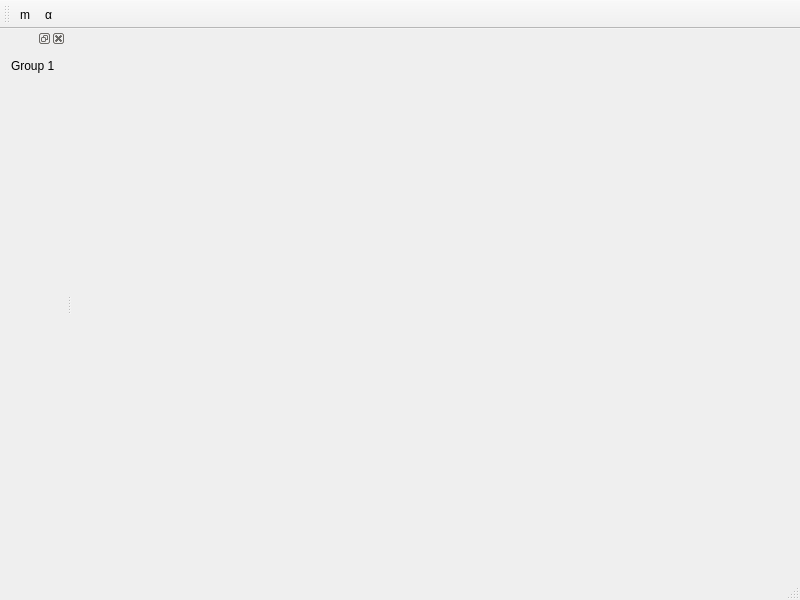
chili-epfl/cowriter-letters-extractor, file letterswindow.ui: the form before one commit.
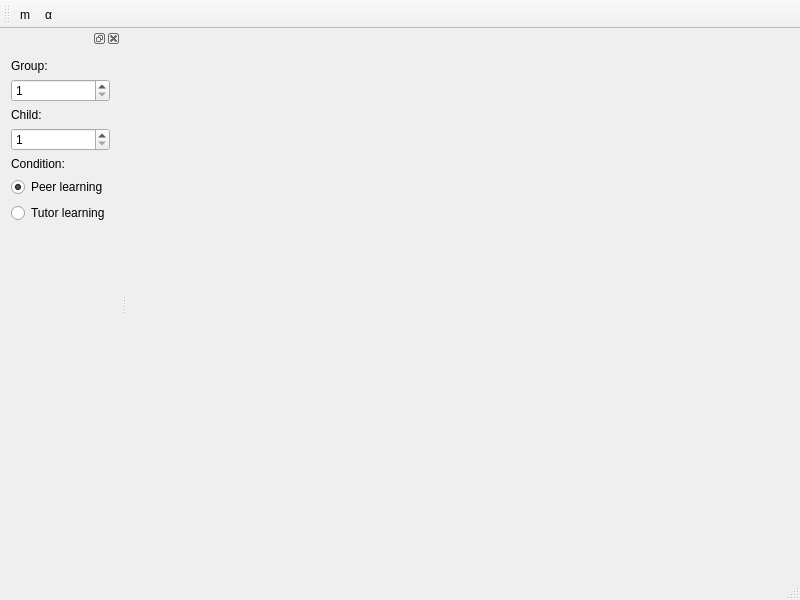
The form after the commit.

Commit message: Added spin boxes for groups and children

The edit to the form file:
```diff
--- a/letterswindow.ui
+++ b/letterswindow.ui
@@ -48,10 +48,61 @@
      <item>
       <widget class="QLabel" name="label">
        <property name="text">
-        <string>Group 1</string>
+        <string>Group:</string>
        </property>
       </widget>
      </item>
+     <item>
+      <widget class="QSpinBox" name="group">
+       <property name="minimum">
+        <number>1</number>
+       </property>
+      </widget>
+     </item>
+     <item>
+      <widget class="QLabel" name="label_2">
+       <property name="text">
+        <string>Child:</string>
+       </property>
+      </widget>
+     </item>
+     <item>
+      <widget class="QSpinBox" name="child">
+       <property name="minimum">
+        <number>1</number>
+       </property>
+      </widget>
+     </item>
+     <item>
+      <widget class="QLabel" name="label_3">
+       <property name="text">
+        <string>Condition:</string>
+       </property>
+      </widget>
+     </item>
+     <item>
+      <widget class="QRadioButton" name="radioButton">
+       <property name="text">
+        <string>Peer learning</string>
+       </property>
+       <property name="checked">
+        <bool>true</bool>
+       </property>
+       <attribute name="buttonGroup">
+        <string notr="true">condition</string>
+       </attribute>
+      </widget>
+     </item>
+     <item>
+      <widget class="QRadioButton" name="radioButton_2">
+       <property name="text">
+        <string>Tutor learning</string>
+       </property>
+       <attribute name="buttonGroup">
+        <string notr="true">condition</string>
+       </attribute>
+      </widget>
+     </item>
      <item>
       <spacer name="verticalSpacer">
        <property name="orientation">
```
Left out of the diff: 5 changed lines with no effect on the pictures. The commit also changes 4 other files.
